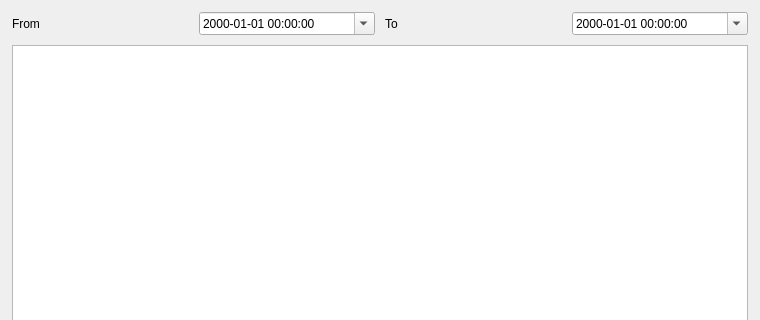
This is reportdialog.ui in EduardZherdiev/PowerSubstationMonitoring as Qt 5 draws it before an edit; both pictures show x 0 to 760 and y 0 to 320 of the 760 by 520 pixel window. The edited form follows.
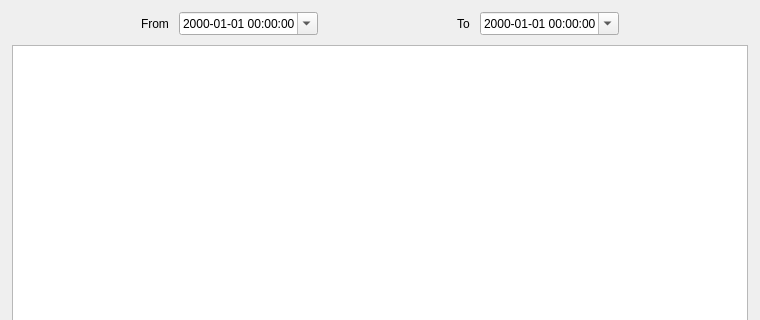
This is the edited form.

```diff
--- a/reportdialog.ui
+++ b/reportdialog.ui
@@ -31,6 +31,19 @@
    </property>
    <item>
     <layout class="QHBoxLayout" name="filterLayout">
+     <item>
+      <spacer name="horizontalSpacer_3">
+       <property name="orientation">
+        <enum>Qt::Orientation::Horizontal</enum>
+       </property>
+       <property name="sizeHint" stdset="0">
+        <size>
+         <width>40</width>
+         <height>20</height>
+        </size>
+       </property>
+      </spacer>
+     </item>
      <item>
       <widget class="QLabel" name="fromLabel">
        <property name="text">
@@ -48,6 +61,19 @@
        </property>
       </widget>
      </item>
+     <item>
+      <spacer name="horizontalSpacer_2">
+       <property name="orientation">
+        <enum>Qt::Orientation::Horizontal</enum>
+       </property>
+       <property name="sizeHint" stdset="0">
+        <size>
+         <width>40</width>
+         <height>20</height>
+        </size>
+       </property>
+      </spacer>
+     </item>
      <item>
       <widget class="QLabel" name="toLabel">
        <property name="text">
@@ -65,6 +91,19 @@
        </property>
       </widget>
      </item>
+     <item>
+      <spacer name="horizontalSpacer_4">
+       <property name="orientation">
+        <enum>Qt::Orientation::Horizontal</enum>
+       </property>
+       <property name="sizeHint" stdset="0">
+        <size>
+         <width>40</width>
+         <height>20</height>
+        </size>
+       </property>
+      </spacer>
+     </item>
     </layout>
    </item>
    <item>
```
Left out of the diff: 12 changed lines with no effect on the pictures.
